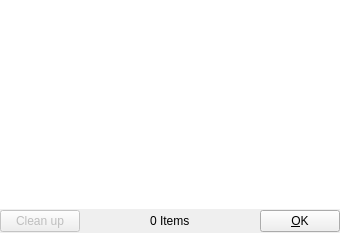
Before: the Qt Designer form src/downloads.ui in EndorphinBrowser/browser, drawn with Qt 5.
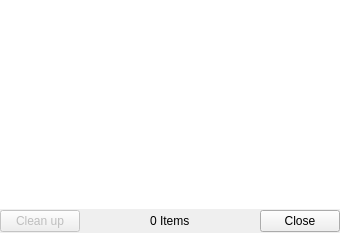
After: the same form once the commit is applied. Custom widgets are drawn as their Qt base class.

Commit message:
Use the QDialogButtonBox rather then a hardcoded button and string for the Close button
Issue: 426

Diff of the .ui file:
```diff
--- a/src/downloads.ui
+++ b/src/downloads.ui
@@ -76,9 +76,9 @@
       </spacer>
      </item>
      <item>
-      <widget class="QPushButton" name="closeButton" >
-       <property name="text" >
-        <string>&amp;OK</string>
+      <widget class="QDialogButtonBox" name="buttonBox">
+       <property name="standardButtons">
+        <set>QDialogButtonBox::Close</set>
        </property>
       </widget>
      </item>
```
Left out of the diff: 51 changed lines with no effect on the pictures. The commit also changes 1 other file.
